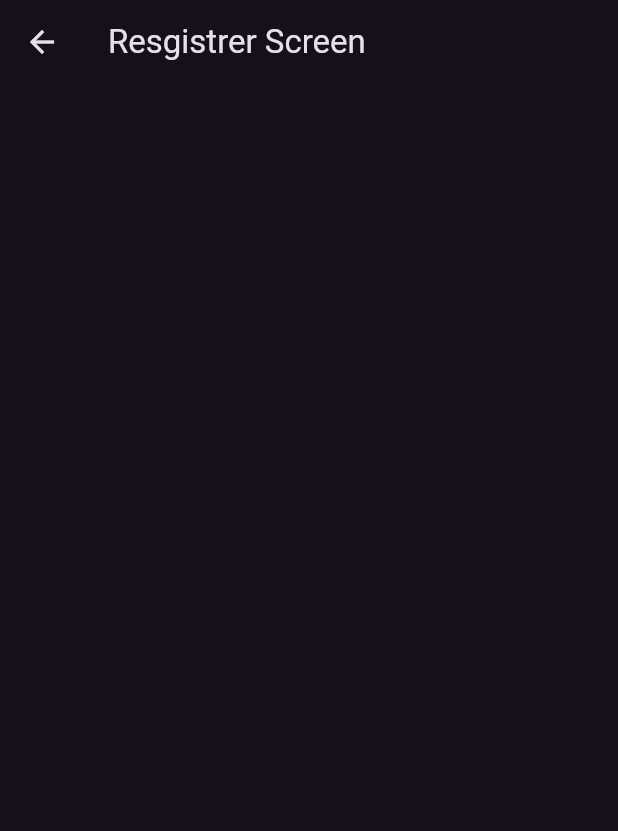
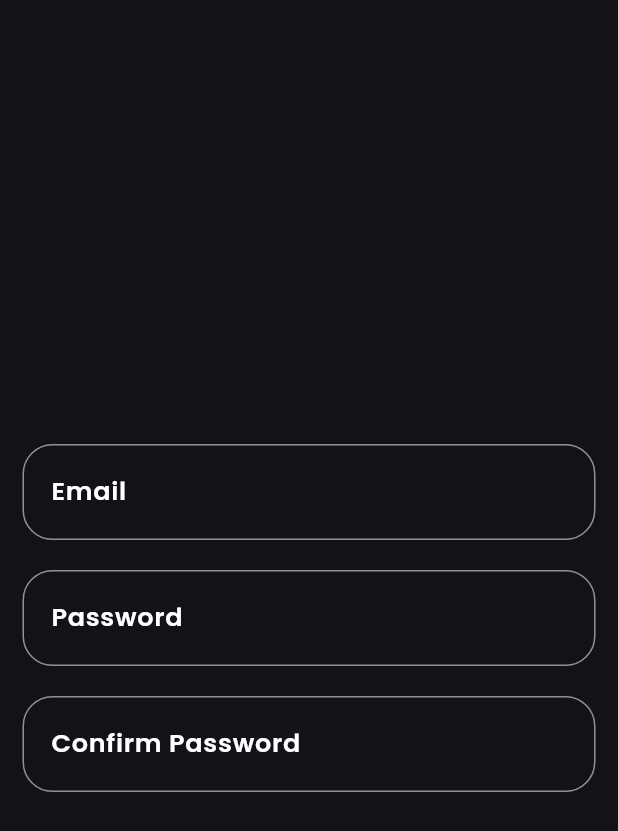
Before and after one commit to reisdeveloper/app_flash_chat, a Flutter app: the ResgistrerScreen screen opened by its route, on a phone screen of 412 x 824 dp. Shown: the top 831 px of the screen. Run offline on Flutter 3.47's test engine with Material 3 defaults, Android fonts, the phone set to English and light mode, and no system bars; our stand-ins replace firebase_core; accounts and stored records are empty.

Commit message:
registrer created

```diff
--- a/lib/src/preseatation/screens/register_screen.dart
+++ b/lib/src/preseatation/screens/register_screen.dart
@@ -1,3 +1,4 @@
+import 'package:app_chat_flash/src/preseatation/widgets/text_field_widghet.dart';
 import 'package:flutter/material.dart';
 
 class ResgistrerScreen extends StatefulWidget {
@@ -10,9 +11,57 @@ class ResgistrerScreen extends StatefulWidget {
 class _RegistrationScreenState extends State<ResgistrerScreen> {
   @override
   Widget build(BuildContext context) {
+    String? password;
+    String? email;
     return Scaffold(
-      appBar: AppBar(
-        title: Text('Resgistrer Screen'),
+      body: Center(
+        child: Column(
+          mainAxisAlignment: MainAxisAlignment.center,
+          children: [
+            Padding(
+              padding: const EdgeInsets.symmetric(horizontal: 15),
+              child: CustomTextField(
+                onTap: () {},
+                onChanged: (value) {
+                  email = value;
+                },
+                labelText: 'Email',
+                hintText: 'youremailexample@gmail.com',
+              ),
+            ),
+            const SizedBox(
+              height: 20,
+            ),
+            Padding(
+              padding: const EdgeInsets.symmetric(horizontal: 15),
+              child: CustomTextField(
+                onTap: () {},
+                onChanged: (value) {
+                  password = value;
+                },
+                labelText: 'Password',
+                hintText: 'write your password',
+              ),
+            ),
+            const SizedBox(
+              height: 20,
+            ),
+            Padding(
+              padding: const EdgeInsets.symmetric(horizontal: 15),
+              child: CustomTextField(
+                onTap: () {},
+                onChanged: (value) {
+                  password = value;
+                },
+                labelText: 'Confirm Password',
+                hintText: 'write your password again',
+              ),
+            ),
+            Row(
+              children: [],
+            )
+          ],
+        ),
       ),
     );
   }
```
